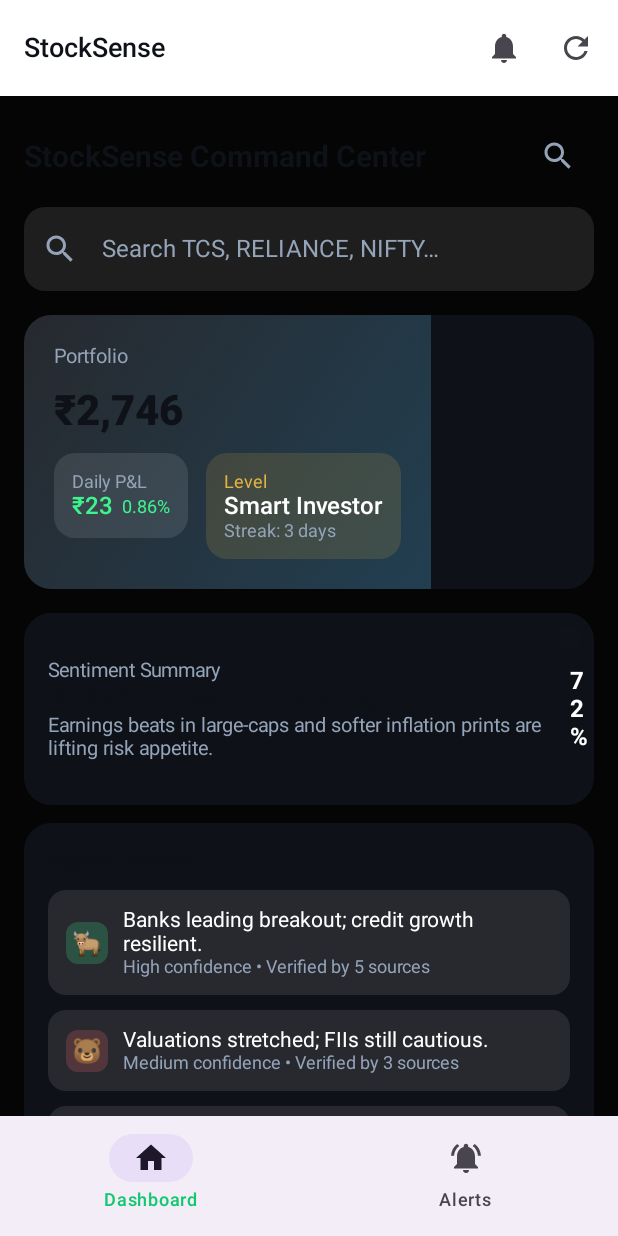
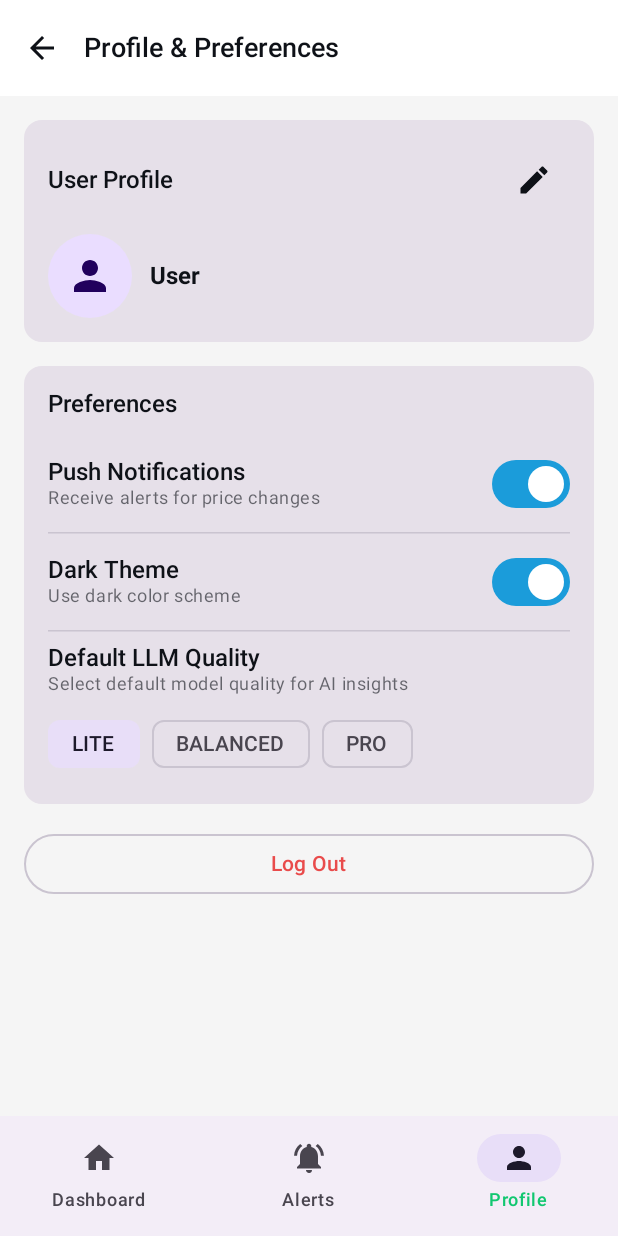
Before and after one commit to upamanyu92/Stocksense-financeAI, an Android app built with Jetpack Compose: the DashboardScreen screen opened through its navigation route, after a tap on "Profile", on a phone screen of 412 x 824 dp. Run offline under Robolectric (Android 15) with nearby library versions, the phone set to English and light mode, and no system bars; our stand-ins replace Room's generated code.

Commit message:
Add user profile/preferences, stk.json seed data, and Profile navigation
Agent-Logs-Url: https://github.com/upamanyu92/Stocksense-financeAI/sessions/20caa9d4-6477-4037-b834-7c70e102565d

Co-authored-by: upamanyu92 <8329782+upamanyu92@users.noreply.github.com>

```diff
--- a/app/src/main/java/com/stocksense/app/MainActivity.kt
+++ b/app/src/main/java/com/stocksense/app/MainActivity.kt
@@ -43,6 +43,12 @@ class MainActivity : ComponentActivity() {
                 AlertsViewModel(app.alertDao, app.alertManager) as T
         })[AlertsViewModel::class.java]
 
+        val profileViewModel = ViewModelProvider(this, object : ViewModelProvider.Factory {
+            @Suppress("UNCHECKED_CAST")
+            override fun <T : androidx.lifecycle.ViewModel> create(modelClass: Class<T>): T =
+                ProfileViewModel(app.userPreferencesManager) as T
+        })[ProfileViewModel::class.java]
+
         setContent {
             StockSenseTheme {
                 Surface(
@@ -53,7 +59,8 @@ class MainActivity : ComponentActivity() {
                         dashboardViewModel = dashboardViewModel,
                         predictionViewModel = predictionViewModel,
                         insightsViewModel = insightsViewModel,
-                        alertsViewModel = alertsViewModel
+                        alertsViewModel = alertsViewModel,
+                        profileViewModel = profileViewModel
                     )
                 }
             }
--- a/app/src/main/java/com/stocksense/app/StockSenseApp.kt
+++ b/app/src/main/java/com/stocksense/app/StockSenseApp.kt
@@ -12,6 +12,7 @@ import com.stocksense.app.engine.LearningEngine
 import com.stocksense.app.engine.ModelManager
 import com.stocksense.app.engine.PredictionEngine
 import com.stocksense.app.ingestion.DataIngestion
+import com.stocksense.app.preferences.UserPreferencesManager
 import com.stocksense.app.workers.DataSyncWorker
 import com.stocksense.app.workers.LearningWorker
 import com.stocksense.app.workers.ModelDownloadWorker
@@ -61,6 +62,9 @@ class StockSenseApp : Application() {
     // Data ingestion
     val dataIngestion: DataIngestion by lazy { DataIngestion(this, stockRepository) }
 
+    // User preferences
+    val userPreferencesManager: UserPreferencesManager by lazy { UserPreferencesManager(this) }
+
     override fun onCreate() {
         super.onCreate()
         Log.i(TAG, "StockSenseApp starting up")
--- /dev/null
+++ b/app/src/main/java/com/stocksense/app/preferences/UserPreferencesManager.kt
@@ -0,0 +1,80 @@
+package com.stocksense.app.preferences
+
+import android.content.Context
+import androidx.datastore.core.DataStore
+import androidx.datastore.preferences.core.*
+import androidx.datastore.preferences.preferencesDataStore
+import kotlinx.coroutines.flow.Flow
+import kotlinx.coroutines.flow.catch
+import kotlinx.coroutines.flow.map
+
+private val Context.dataStore: DataStore<Preferences> by preferencesDataStore(name = "user_prefs")
+
+/** Persistent user preferences backed by Jetpack DataStore. */
+data class UserPreferences(
+    val displayName: String = "",
+    val email: String = "",
+    val notificationsEnabled: Boolean = true,
+    val darkThemeEnabled: Boolean = true,
+    val defaultQualityMode: String = "BALANCED",
+    val isLoggedIn: Boolean = false
+)
+
+class UserPreferencesManager(private val context: Context) {
+
+    private object Keys {
+        val DISPLAY_NAME = stringPreferencesKey("display_name")
+        val EMAIL = stringPreferencesKey("email")
+        val NOTIFICATIONS_ENABLED = booleanPreferencesKey("notifications_enabled")
+        val DARK_THEME = booleanPreferencesKey("dark_theme")
+        val DEFAULT_QUALITY_MODE = stringPreferencesKey("default_quality_mode")
+        val IS_LOGGED_IN = booleanPreferencesKey("is_logged_in")
+    }
+
+    val userPreferences: Flow<UserPreferences> = context.dataStore.data
+        .catch { emit(emptyPreferences()) }
+        .map { prefs ->
+            UserPreferences(
+                displayName = prefs[Keys.DISPLAY_NAME] ?: "",
+                email = prefs[Keys.EMAIL] ?: "",
+                notificationsEnabled = prefs[Keys.NOTIFICATIONS_ENABLED] ?: true,
+                darkThemeEnabled = prefs[Keys.DARK_THEME] ?: true,
+                defaultQualityMode = prefs[Keys.DEFAULT_QUALITY_MODE] ?: "BALANCED",
+                isLoggedIn = prefs[Keys.IS_LOGGED_IN] ?: false
+            )
+        }
+
+    suspend fun updateDisplayName(name: String) {
+        context.dataStore.edit { it[Keys.DISPLAY_NAME] = name }
+    }
+
+    suspend fun updateEmail(email: String) {
+        context.dataStore.edit { it[Keys.EMAIL] = email }
+    }
+
+    suspend fun updateNotificationsEnabled(enabled: Boolean) {
+        context.dataStore.edit { it[Keys.NOTIFICATIONS_ENABLED] = enabled }
+    }
+
+    suspend fun updateDarkTheme(enabled: Boolean) {
+        context.dataStore.edit { it[Keys.DARK_THEME] = enabled }
+    }
+
+    suspend fun updateDefaultQualityMode(mode: String) {
+        context.dataStore.edit { it[Keys.DEFAULT_QUALITY_MODE] = mode }
+    }
+
+    suspend fun login(name: String, email: String) {
+        context.dataStore.edit { prefs ->
+            prefs[Keys.DISPLAY_NAME] = name
+            prefs[Keys.EMAIL] = email
+            prefs[Keys.IS_LOGGED_IN] = true
+        }
+    }
+
+    suspend fun logout() {
+        context.dataStore.edit { prefs ->
+            prefs[Keys.IS_LOGGED_IN] = false
+        }
+    }
+}
--- a/app/src/main/java/com/stocksense/app/ui/navigation/Navigation.kt
+++ b/app/src/main/java/com/stocksense/app/ui/navigation/Navigation.kt
@@ -15,17 +15,20 @@ import com.stocksense.app.ui.screens.AlertsScreen
 import com.stocksense.app.ui.screens.DashboardScreen
 import com.stocksense.app.ui.screens.InsightsScreen
 import com.stocksense.app.ui.screens.PredictionScreen
+import com.stocksense.app.ui.screens.ProfileScreen
 import com.stocksense.app.viewmodel.AlertsViewModel
 import com.stocksense.app.viewmodel.DashboardViewModel
 import com.stocksense.app.viewmodel.InsightsViewModel
 import com.stocksense.app.viewmodel.PredictionViewModel
+import com.stocksense.app.viewmodel.ProfileViewModel
 
 @Composable
 fun StockSenseNavGraph(
     dashboardViewModel: DashboardViewModel,
     predictionViewModel: PredictionViewModel,
     insightsViewModel: InsightsViewModel,
-    alertsViewModel: AlertsViewModel
+    alertsViewModel: AlertsViewModel,
+    profileViewModel: ProfileViewModel
 ) {
     val navController = rememberNavController()
 
@@ -64,6 +67,9 @@ fun StockSenseNavGraph(
                     viewModel = dashboardViewModel,
                     onStockClick = { symbol ->
                         navController.navigate(Screen.Prediction.createRoute(symbol))
+                    },
+                    onProfileClick = {
+                        navController.navigate(Screen.Profile.route)
                     }
                 )
             }
@@ -90,6 +96,12 @@ fun StockSenseNavGraph(
             composable(Screen.Alerts.route) {
                 AlertsScreen(viewModel = alertsViewModel)
             }
+            composable(Screen.Profile.route) {
+                ProfileScreen(
+                    viewModel = profileViewModel,
+                    onBack = { navController.popBackStack() }
+                )
+            }
         }
     }
 }
--- a/app/src/main/java/com/stocksense/app/ui/navigation/Screen.kt
+++ b/app/src/main/java/com/stocksense/app/ui/navigation/Screen.kt
@@ -13,9 +13,11 @@ sealed class Screen(val route: String, val label: String, val icon: ImageVector)
         fun createRoute(symbol: String) = "insights/$symbol"
     }
     object Alerts : Screen("alerts", "Alerts", Icons.Default.NotificationsActive)
+    object Profile : Screen("profile", "Profile", Icons.Default.Person)
 }
 
 val bottomNavItems = listOf(
     Screen.Dashboard,
-    Screen.Alerts
+    Screen.Alerts,
+    Screen.Profile
 )
--- /dev/null
+++ b/app/src/main/java/com/stocksense/app/ui/screens/ProfileScreen.kt
@@ -0,0 +1,235 @@
+package com.stocksense.app.ui.screens
+
+import androidx.compose.foundation.layout.*
+import androidx.compose.foundation.rememberScrollState
+import androidx.compose.foundation.shape.RoundedCornerShape
+import androidx.compose.foundation.verticalScroll
+import androidx.compose.material.icons.Icons
+import androidx.compose.material.icons.filled.ArrowBack
+import androidx.compose.material.icons.filled.Edit
+import androidx.compose.material.icons.filled.Person
+import androidx.compose.material3.*
+import androidx.compose.runtime.*
+import androidx.compose.ui.Alignment
+import androidx.compose.ui.Modifier
+import androidx.compose.ui.text.font.FontWeight
+import androidx.compose.ui.unit.dp
+import com.stocksense.app.viewmodel.ProfileViewModel
+
+@OptIn(ExperimentalMaterial3Api::class)
+@Composable
+fun ProfileScreen(
+    viewModel: ProfileViewModel,
+    onBack: () -> Unit
+) {
+    val uiState by viewModel.uiState.collectAsState()
+
+    Scaffold(
+        topBar = {
+            TopAppBar(
+                title = { Text("Profile & Preferences") },
+                navigationIcon = {
+                    IconButton(onClick = onBack) {
+                        Icon(Icons.Default.ArrowBack, contentDescription = "Back")
+                    }
+                }
+            )
+        }
+    ) { paddingValues ->
+        Column(
+            modifier = Modifier
+                .fillMaxSize()
+                .padding(paddingValues)
+                .padding(16.dp)
+                .verticalScroll(rememberScrollState()),
+            verticalArrangement = Arrangement.spacedBy(16.dp)
+        ) {
+            // User Profile Card
+            Card(modifier = Modifier.fillMaxWidth()) {
+                Column(
+                    modifier = Modifier.padding(16.dp),
+                    verticalArrangement = Arrangement.spacedBy(12.dp)
+                ) {
+                    Row(
+                        modifier = Modifier.fillMaxWidth(),
+                        horizontalArrangement = Arrangement.SpaceBetween,
+                        verticalAlignment = Alignment.CenterVertically
+                    ) {
+                        Text("User Profile", style = MaterialTheme.typography.titleMedium)
+                        if (!uiState.isEditing) {
+                            IconButton(onClick = { viewModel.startEditing() }) {
+                                Icon(Icons.Default.Edit, contentDescription = "Edit")
+                            }
+                        }
+                    }
+
+                    if (uiState.isEditing) {
+                        // Edit mode
+                        OutlinedTextField(
+                            value = uiState.editName,
+                            onValueChange = { viewModel.updateEditName(it) },
+                            label = { Text("Display Name") },
+                            singleLine = true,
+                            modifier = Modifier.fillMaxWidth()
+                        )
+                        OutlinedTextField(
+                            value = uiState.editEmail,
+                            onValueChange = { viewModel.updateEditEmail(it) },
+                            label = { Text("Email") },
+                            singleLine = true,
+                            modifier = Modifier.fillMaxWidth()
+                        )
+                        Row(horizontalArrangement = Arrangement.spacedBy(8.dp)) {
+                            Button(
+                                onClick = { viewModel.saveProfile() },
+                                enabled = !uiState.isSaving
+                            ) {
+                                if (uiState.isSaving) {
+                                    CircularProgressIndicator(
+                                        modifier = Modifier.size(18.dp),
+                                        strokeWidth = 2.dp
+                                    )
+                                } else {
+                                    Text("Save")
+                                }
+                            }
+                            OutlinedButton(onClick = { viewModel.cancelEditing() }) {
+                                Text("Cancel")
+                            }
+                        }
+                    } else {
+                        // Display mode
+                        if (uiState.preferences.isLoggedIn) {
+                            Row(
+                                verticalAlignment = Alignment.CenterVertically,
+                                horizontalArrangement = Arrangement.spacedBy(12.dp)
+                            ) {
+                                Surface(
+                                    color = MaterialTheme.colorScheme.primaryContainer,
+                                    shape = RoundedCornerShape(50)
+                                ) {
+                                    Icon(
+                                        Icons.Default.Person,
+                                        contentDescription = null,
+                                        modifier = Modifier.padding(12.dp).size(32.dp),
+                                        tint = MaterialTheme.colorScheme.onPrimaryContainer
+                                    )
+                                }
+                                Column {
+                                    Text(
+                                        uiState.preferences.displayName.ifBlank { "User" },
+                                        fontWeight = FontWeight.Bold
+                                    )
+                                    if (uiState.preferences.email.isNotBlank()) {
+                                        Text(
+                                            uiState.preferences.email,
+                                            style = MaterialTheme.typography.bodySmall,
+                                            color = MaterialTheme.colorScheme.onSurface.copy(alpha = 0.6f)
+                                        )
+                                    }
+                                }
+                            }
+                        } else {
+                            Text(
+                                "Not logged in. Tap edit to set up your profile.",
+                                style = MaterialTheme.typography.bodyMedium,
+                                color = MaterialTheme.colorScheme.onSurface.copy(alpha = 0.6f)
+                            )
+                            Button(onClick = { viewModel.startEditing() }) {
+                                Text("Set Up Profile")
+                            }
+                        }
+                    }
+                }
+            }
+
+            // Preferences Section
+            Card(modifier = Modifier.fillMaxWidth()) {
+                Column(
+                    modifier = Modifier.padding(16.dp),
+                    verticalArrangement = Arrangement.spacedBy(8.dp)
+                ) {
+                    Text("Preferences", style = MaterialTheme.typography.titleMedium)
+                    Spacer(modifier = Modifier.height(4.dp))
+
+                    // Notifications toggle
+                    Row(
+                        modifier = Modifier.fillMaxWidth(),
+                        horizontalArrangement = Arrangement.SpaceBetween,
+                        verticalAlignment = Alignment.CenterVertically
+                    ) {
+                        Column {
+                            Text("Push Notifications", fontWeight = FontWeight.Medium)
+                            Text(
+                                "Receive alerts for price changes",
+                                style = MaterialTheme.typography.bodySmall,
+                                color = MaterialTheme.colorScheme.onSurface.copy(alpha = 0.6f)
+                            )
+                        }
+                        Switch(
+                            checked = uiState.preferences.notificationsEnabled,
+                            onCheckedChange = { viewModel.toggleNotifications(it) }
+                        )
+                    }
+
+                    HorizontalDivider()
+
+                    // Dark theme toggle
+                    Row(
+                        modifier = Modifier.fillMaxWidth(),
+                        horizontalArrangement = Arrangement.SpaceBetween,
+                        verticalAlignment = Alignment.CenterVertically
+                    ) {
+                        Column {
+                            Text("Dark Theme", fontWeight = FontWeight.Medium)
+                            Text(
+                                "Use dark color scheme",
+                                style = MaterialTheme.typography.bodySmall,
+                                color = MaterialTheme.colorScheme.onSurface.copy(alpha = 0.6f)
+                            )
+                        }
+                        Switch(
+                            checked = uiState.preferences.darkThemeEnabled,
+                            onCheckedChange = { viewModel.toggleDarkTheme(it) }
+                        )
+                    }
+
+                    HorizontalDivider()
+
+                    // Quality mode selector
+                    Column {
+                        Text("Default LLM Quality", fontWeight = FontWeight.Medium)
+                        Text(
+                            "Select default model quality for AI insights",
+                            style = MaterialTheme.typography.bodySmall,
+                            color = MaterialTheme.colorScheme.onSurface.copy(alpha = 0.6f)
+                        )
+                        Spacer(modifier = Modifier.height(8.dp))
+                        Row(horizontalArrangement = Arrangement.spacedBy(8.dp)) {
+                            listOf("LITE", "BALANCED", "PRO").forEach { mode ->
+                                FilterChip(
+                                    selected = uiState.preferences.defaultQualityMode == mode,
+                                    onClick = { viewModel.updateQualityMode(mode) },
+                                    label = { Text(mode) }
+                                )
+                            }
+                        }
+                    }
+                }
+            }
+
+            // Account Actions
+            if (uiState.preferences.isLoggedIn) {
+                OutlinedButton(
+                    onClick = { viewModel.logout() },
+                    modifier = Modifier.fillMaxWidth(),
+                    colors = ButtonDefaults.outlinedButtonColors(
+                        contentColor = MaterialTheme.colorScheme.error
+                    )
+                ) {
+                    Text("Log Out")
+                }
+            }
+        }
+    }
+}
--- /dev/null
+++ b/app/src/main/java/com/stocksense/app/viewmodel/ProfileViewModel.kt
@@ -0,0 +1,99 @@
+package com.stocksense.app.viewmodel
+
+import androidx.lifecycle.ViewModel
+import androidx.lifecycle.viewModelScope
+import com.stocksense.app.preferences.UserPreferences
+import com.stocksense.app.preferences.UserPreferencesManager
+import kotlinx.coroutines.flow.*
+import kotlinx.coroutines.launch
+
+data class ProfileUiState(
+    val preferences: UserPreferences = UserPreferences(),
+    val isEditing: Boolean = false,
+    val editName: String = "",
+    val editEmail: String = "",
+    val isSaving: Boolean = false
+)
+
+class ProfileViewModel(
+    private val prefsManager: UserPreferencesManager
+) : ViewModel() {
+
+    private val _uiState = MutableStateFlow(ProfileUiState())
+    val uiState: StateFlow<ProfileUiState> = _uiState.asStateFlow()
+
+    init {
+        viewModelScope.launch {
+            prefsManager.userPreferences.collect { prefs ->
+                _uiState.update {
+                    it.copy(
+                        preferences = prefs,
+                        editName = if (!it.isEditing) prefs.displayName else it.editName,
+                        editEmail = if (!it.isEditing) prefs.email else it.editEmail
+                    )
+                }
+            }
+        }
+    }
+
+    fun startEditing() {
+        _uiState.update {
+            it.copy(
+                isEditing = true,
+                editName = it.preferences.displayName,
+                editEmail = it.preferences.email
+            )
+        }
+    }
+
+    fun updateEditName(name: String) {
+        _uiState.update { it.copy(editName = name) }
+    }
+
+    fun updateEditEmail(email: String) {
+        _uiState.update { it.copy(editEmail = email) }
+    }
+
+    fun saveProfile() {
+        val state = _uiState.value
+        _uiState.update { it.copy(isSaving = true) }
+        viewModelScope.launch {
+            prefsManager.login(state.editName, state.editEmail)
+            _uiState.update { it.copy(isEditing = false, isSaving = false) }
+        }
+    }
+
+    fun cancelEditing() {
+        _uiState.update {
+            it.copy(
+                isEditing = false,
+                editName = it.preferences.displayName,
+                editEmail = it.preferences.email
+            )
+        }
+    }
+
+    fun logout() {
+        viewModelScope.launch {
+            prefsManager.logout()
+        }
+    }
+
+    fun toggleNotifications(enabled: Boolean) {
+        viewModelScope.launch {
+            prefsManager.updateNotificationsEnabled(enabled)
+        }
+    }
+
+    fun toggleDarkTheme(enabled: Boolean) {
+        viewModelScope.launch {
+            prefsManager.updateDarkTheme(enabled)
+        }
+    }
+
+    fun updateQualityMode(mode: String) {
+        viewModelScope.launch {
+            prefsManager.updateDefaultQualityMode(mode)
+        }
+    }
+}
```
Also changed, not shown: app/src/main/assets/stk.json (added, +158 -0 lines), app/src/main/java/com/stocksense/app/ingestion/DataIngestion.kt (+20 -2 lines).
